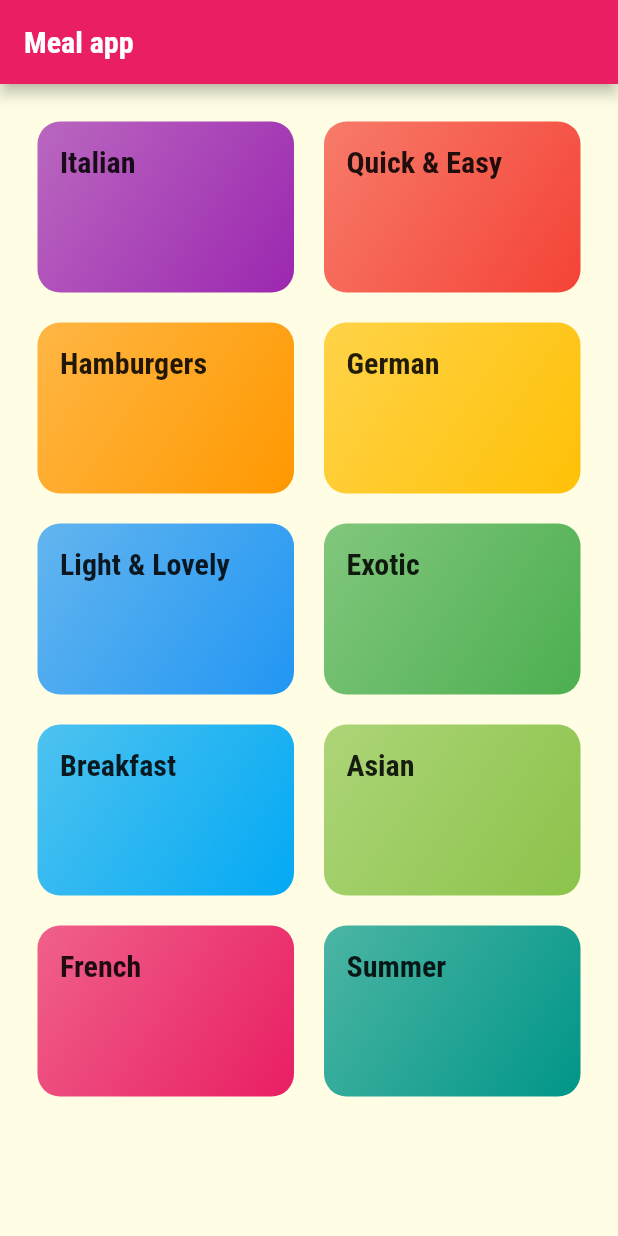
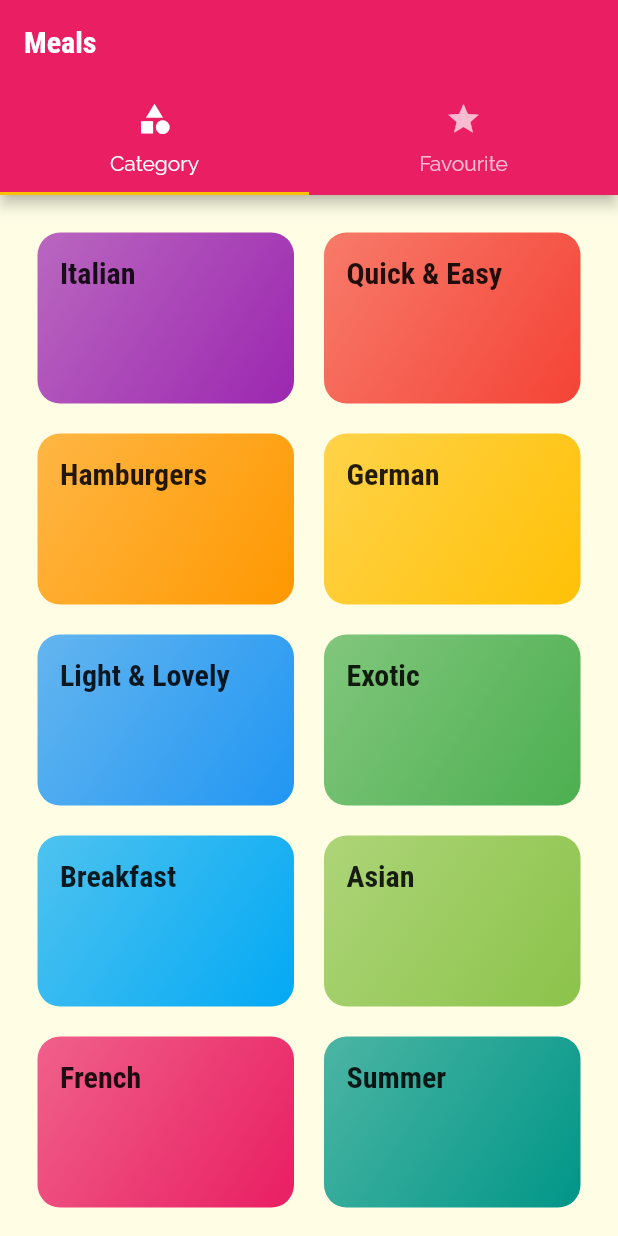
Before and after one commit to MariamGad/meals_app, a Flutter app: the screen it shows after launch, on a phone screen of 412 x 824 dp. Run offline on Flutter 3.47's test engine with Material 2 defaults, Android fonts, the phone set to English and light mode, and no system bars.

Commit message:
adding a TabBar to the AppBar

```diff
--- a/lib/main.dart
+++ b/lib/main.dart
@@ -1,4 +1,5 @@
 import 'package:flutter/material.dart';
+import '../screens/tabs_screen.dart';
 import '../screens/category_meals_screen.dart';
 import '../screens/meal_detail_screen.dart';
 import '../screens/categories_screen.dart';
@@ -37,7 +38,7 @@ class MyApp extends StatelessWidget {
 
       initialRoute: '/',
       routes: {
-        '/': (ctx) => CategoriesScreen(),
+        '/': (ctx) => TabsScreen(),
         CategoryMealsScreen.routeName: (ctx) => CategoryMealsScreen(),
         MealDetailScreen.routeName: (ctx) => MealDetailScreen(),
       },
--- a/lib/screens/categories_screen.dart
+++ b/lib/screens/categories_screen.dart
@@ -7,11 +7,7 @@ class CategoriesScreen extends StatelessWidget {
 
   @override
   Widget build(BuildContext context) {
-    return Scaffold(
-      appBar: AppBar(
-        title: const Text('Meal app'),
-      ),
-      body: GridView(
+    return GridView(
       padding: const EdgeInsets.all(25),
       children: DUMMY_CATEGORIES
           .map(
@@ -28,7 +24,6 @@ class CategoriesScreen extends StatelessWidget {
         crossAxisSpacing: 20,
         mainAxisSpacing: 20,
       ),
-      ),
     );
   }
 }
--- /dev/null
+++ b/lib/screens/favourites_screen.dart
@@ -0,0 +1,12 @@
+import 'package:flutter/material.dart';
+
+class FavouritesScreen extends StatelessWidget {
+  const FavouritesScreen({Key? key}) : super(key: key);
+
+  @override
+  Widget build(BuildContext context) {
+    return Center(
+      child: Text('hello'),
+    );
+  }
+}
--- /dev/null
+++ b/lib/screens/tabs_screen.dart
@@ -0,0 +1,42 @@
+import 'package:flutter/material.dart';
+import 'categories_screen.dart';
+import 'favourites_screen.dart';
+
+class TabsScreen extends StatefulWidget {
+  const TabsScreen({Key? key}) : super(key: key);
+
+  @override
+  _TabsScreenState createState() => _TabsScreenState();
+}
+
+class _TabsScreenState extends State<TabsScreen> {
+  @override
+  Widget build(BuildContext context) {
+    return DefaultTabController(
+      length: 2,
+      child: Scaffold(
+        appBar: AppBar(
+          title: Text('Meals'),
+          bottom: TabBar(
+            tabs: [
+              Tab(
+                icon: Icon(Icons.category),
+                text: 'Category',
+              ),
+              Tab(
+                icon: Icon(Icons.star),
+                text: 'Favourite',
+              ),
+            ],
+          ),
+        ),
+        body: TabBarView(
+          children: [
+            CategoriesScreen(),
+            FavouritesScreen(),
+          ],
+        ),
+      ),
+    );
+  }
+}
```
Lines whose indentation alone changed are shown as unchanged.
